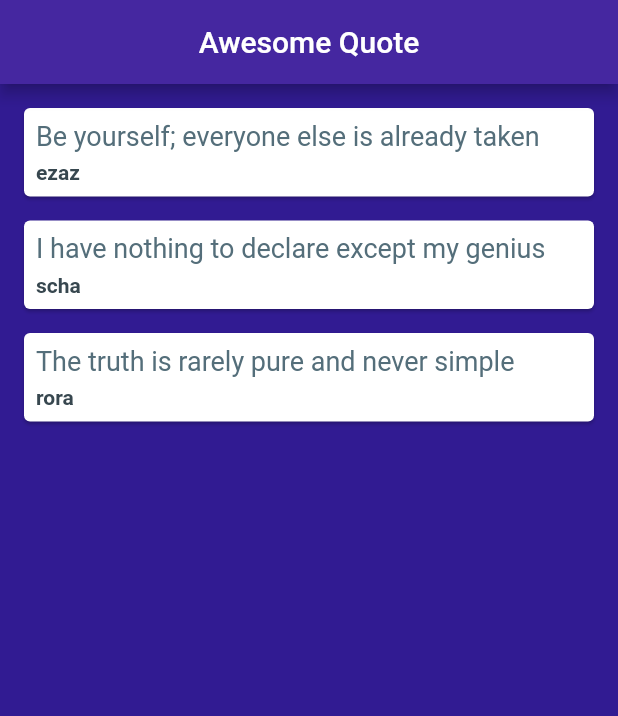
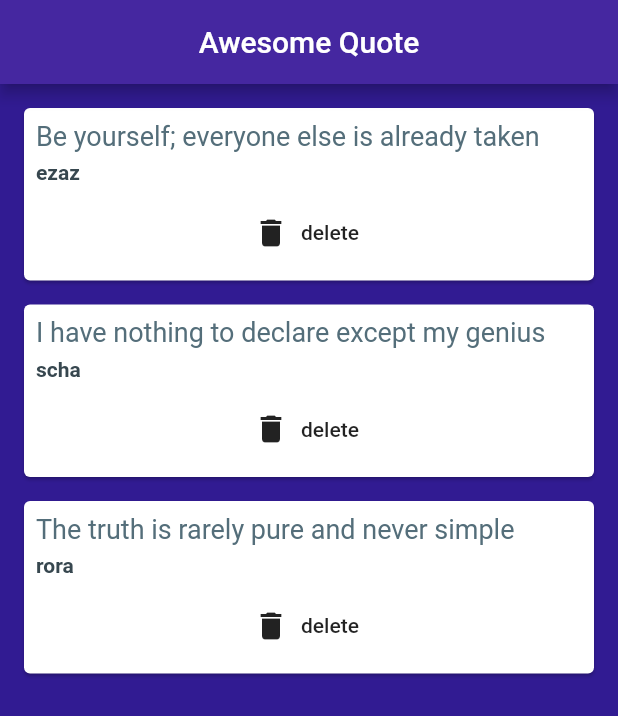
Before and after one commit to izzazfauzi/flutter_tutorial_beginner, a Flutter app: the screen it shows after launch, on a phone screen of 412 x 824 dp. Shown: the top 716 px of the screen. Run offline on Flutter 3.47's test engine with Material 2 defaults, Android fonts, the phone set to English and light mode, and no system bars.

Commit message:
Functions as Parameters

```diff
--- a/lib/main.dart
+++ b/lib/main.dart
@@ -32,7 +32,15 @@ class _QuoteListState extends State<QuoteList> {
         backgroundColor: Colors.deepPurple[800],
       ),
       body: Column(
-        children: quotes.map((quote) => QuoteCard(quote: quote)).toList(),
+        children: quotes
+            .map((quote) => QuoteCard(
+                quote: quote,
+                delete: () {
+                  setState(() {
+                    quotes.remove(quote);
+                  });
+                }))
+            .toList(),
       ),
     );
   }
--- a/lib/quote_card.dart
+++ b/lib/quote_card.dart
@@ -3,7 +3,8 @@ import 'quote.dart';
 
 class QuoteCard extends StatelessWidget {
   final Quote quote;
-  QuoteCard({this.quote});
+  final Function delete;
+  QuoteCard({this.quote, this.delete});
 
   @override
   Widget build(BuildContext context) {
@@ -32,6 +33,14 @@ class QuoteCard extends StatelessWidget {
                 fontWeight: FontWeight.bold,
               ),
             ),
+            SizedBox(
+              height: 8.0,
+            ),
+            FlatButton.icon(
+              onPressed: delete,
+              label: Text('delete'),
+              icon: Icon(Icons.delete),
+            ),
           ],
         ),
       ),
```
